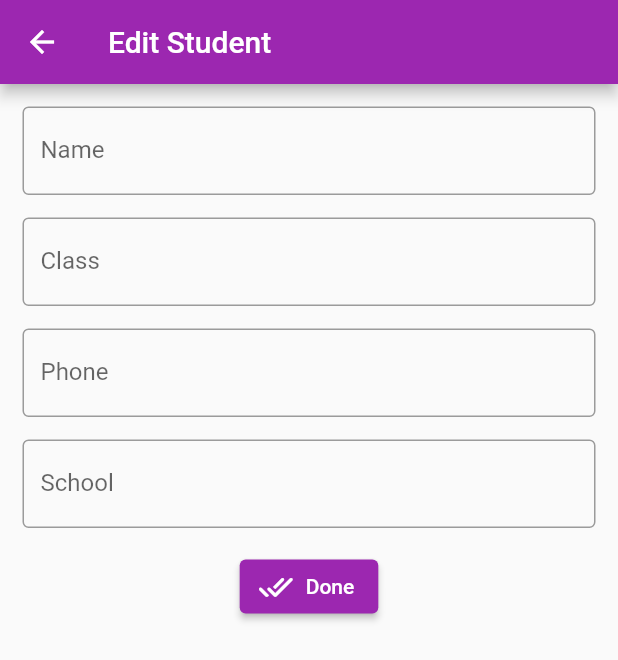
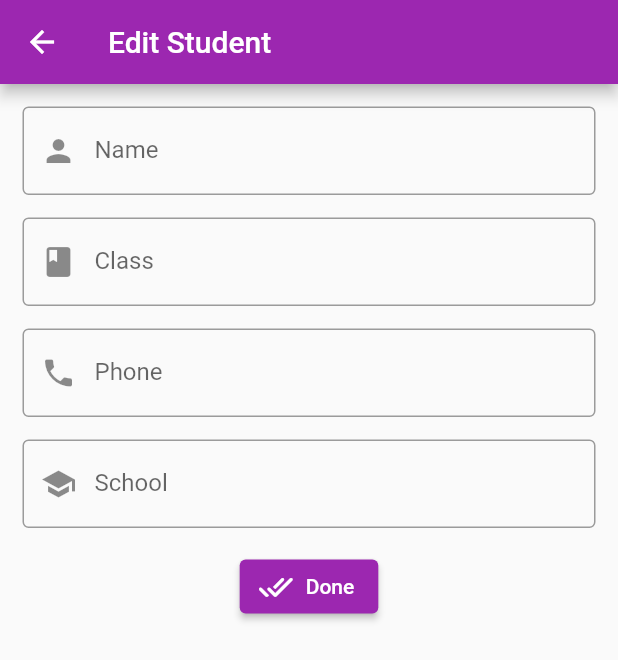
Before and after one commit to MuhadJasiR/student-management-app, a Flutter app: the EditScreen screen opened directly with empty values, on a phone screen of 412 x 824 dp. Shown: the top 660 px of the screen. Run offline on Flutter 3.47's test engine with Material 2 defaults, Android fonts, the light colour scheme and no system bars; our stand-ins replace hive_flutter; accounts and stored records are empty.

Commit message:
ui_changes

```diff
--- a/lib/screen/widgets/add_students.dart
+++ b/lib/screen/widgets/add_students.dart
@@ -52,6 +52,7 @@ class _add_StudentState extends State<add_Student> {
               height: 15,
             ),
             TextFormField(
+              keyboardType: TextInputType.number,
               controller: classController,
               decoration: InputDecoration(
                   border: OutlineInputBorder(
@@ -71,6 +72,7 @@ class _add_StudentState extends State<add_Student> {
               height: 15,
             ),
             TextFormField(
+              keyboardType: TextInputType.number,
               controller: phoneController,
               decoration: InputDecoration(
                   border: OutlineInputBorder(
--- a/lib/screen/widgets/edit_student.dart
+++ b/lib/screen/widgets/edit_student.dart
@@ -32,8 +32,10 @@ class EditScreen extends StatelessWidget {
         child: Column(
           children: [
             TextFormField(
+              keyboardType: TextInputType.number,
               controller: nameController,
               decoration: const InputDecoration(
+                  prefixIcon: Icon(Icons.person),
                   labelText: "Name",
                   border: OutlineInputBorder(),
                   hintText: "Edit name"),
@@ -44,6 +46,7 @@ class EditScreen extends StatelessWidget {
             TextFormField(
               controller: classController,
               decoration: const InputDecoration(
+                  prefixIcon: Icon(Icons.book),
                   border: OutlineInputBorder(),
                   hintText: "Edit Class",
                   labelText: "Class"),
@@ -52,8 +55,10 @@ class EditScreen extends StatelessWidget {
               height: 15,
             ),
             TextFormField(
+              keyboardType: TextInputType.number,
               controller: phoneController,
               decoration: const InputDecoration(
+                  prefixIcon: Icon(Icons.phone),
                   border: OutlineInputBorder(),
                   hintText: "Edit Phone number",
                   labelText: "Phone"),
@@ -64,6 +69,7 @@ class EditScreen extends StatelessWidget {
             TextFormField(
               controller: schoolController,
               decoration: const InputDecoration(
+                  prefixIcon: Icon(Icons.school),
                   border: OutlineInputBorder(),
                   hintText: "Edit School",
                   labelText: "School"),
```
